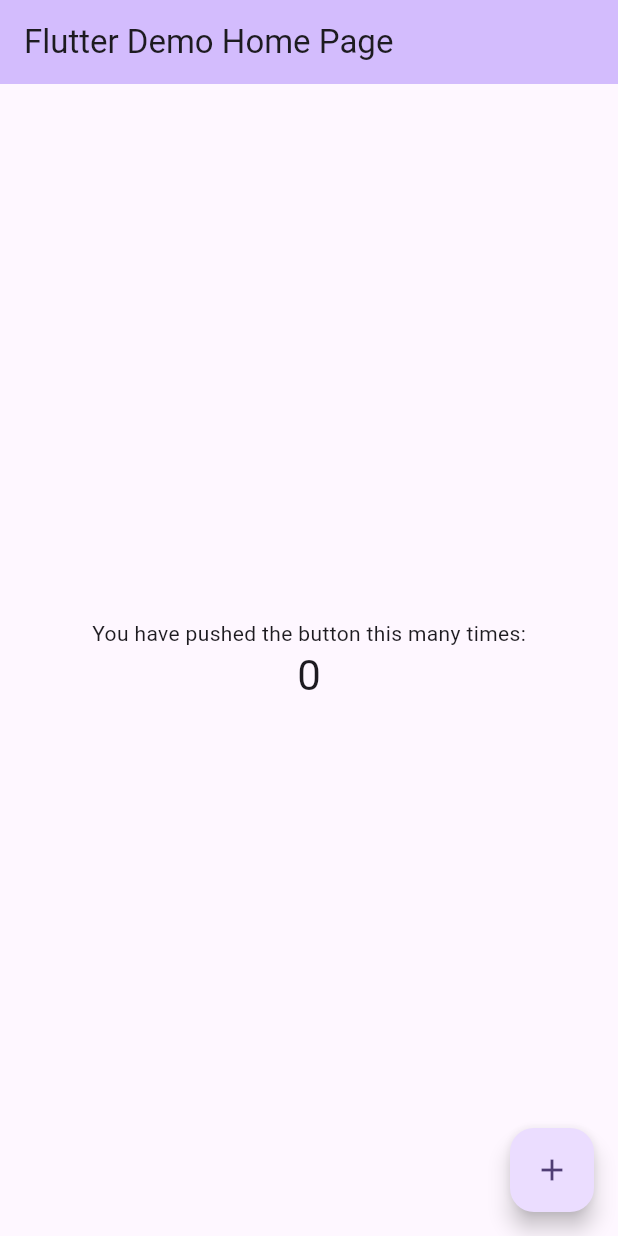
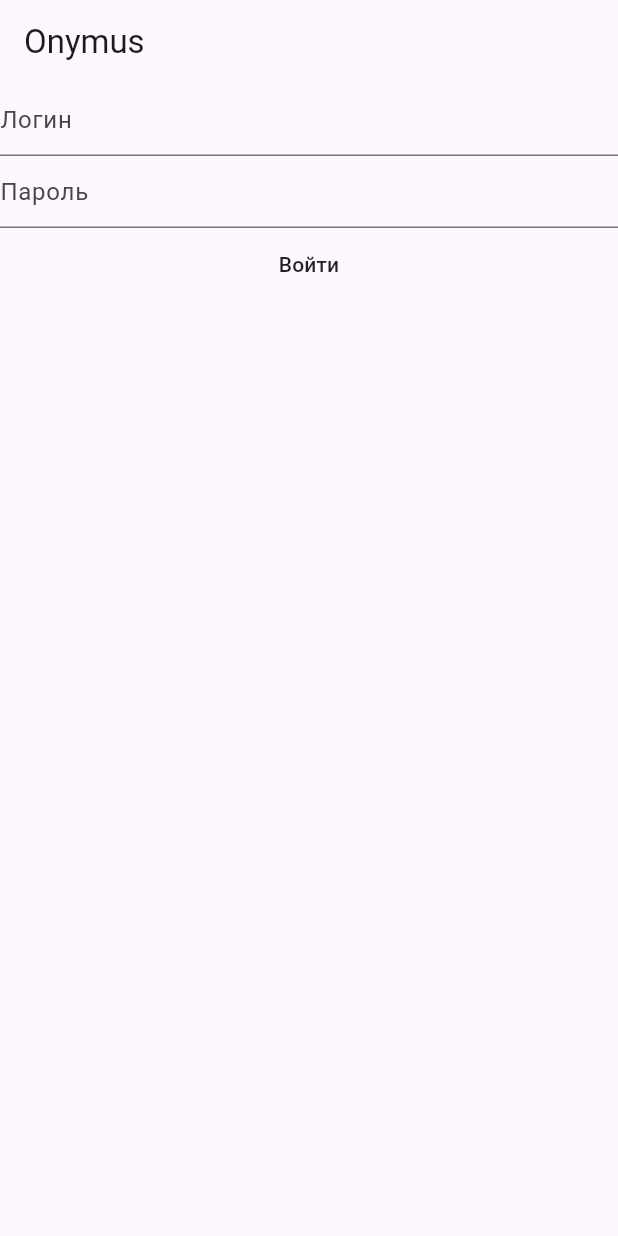
Before and after one commit to tema0795/nfc, a Flutter app: the screen it shows after launch, on a phone screen of 412 x 824 dp. Run offline on Flutter 3.47's test engine with Material 3 defaults, Android fonts, the light colour scheme and no system bars.

Commit message:
старания

```diff
--- a/flutter/lib/main.dart
+++ b/flutter/lib/main.dart
@@ -1,122 +1,13 @@
 import 'package:flutter/material.dart';
+import "widgets/Login.dart";
 
 void main() {
-  runApp(const MyApp());
-}
-
-class MyApp extends StatelessWidget {
-  const MyApp({super.key});
-
-  // This widget is the root of your application.
-  @override
-  Widget build(BuildContext context) {
-    return MaterialApp(
-      title: 'Flutter Demo',
-      theme: ThemeData(
-        // This is the theme of your application.
-        //
-        // TRY THIS: Try running your application with "flutter run". You'll see
-        // the application has a purple toolbar. Then, without quitting the app,
-        // try changing the seedColor in the colorScheme below to Colors.green
-        // and then invoke "hot reload" (save your changes or press the "hot
-        // reload" button in a Flutter-supported IDE, or press "r" if you used
-        // the command line to start the app).
-        //
-        // Notice that the counter didn't reset back to zero; the application
-        // state is not lost during the reload. To reset the state, use hot
-        // restart instead.
-        //
-        // This works for code too, not just values: Most code changes can be
-        // tested with just a hot reload.
-        colorScheme: ColorScheme.fromSeed(seedColor: Colors.deepPurple),
-      ),
-      home: const MyHomePage(title: 'Flutter Demo Home Page'),
-    );
-  }
-}
-
-class MyHomePage extends StatefulWidget {
-  const MyHomePage({super.key, required this.title});
-
-  // This widget is the home page of your application. It is stateful, meaning
-  // that it has a State object (defined below) that contains fields that affect
-  // how it looks.
-
-  // This class is the configuration for the state. It holds the values (in this
-  // case the title) provided by the parent (in this case the App widget) and
-  // used by the build method of the State. Fields in a Widget subclass are
-  // always marked "final".
-
-  final String title;
-
-  @override
-  State<MyHomePage> createState() => _MyHomePageState();
-}
-
-class _MyHomePageState extends State<MyHomePage> {
-  int _counter = 0;
-
-  void _incrementCounter() {
-    setState(() {
-      // This call to setState tells the Flutter framework that something has
-      // changed in this State, which causes it to rerun the build method below
-      // so that the display can reflect the updated values. If we changed
-      // _counter without calling setState(), then the build method would not be
-      // called again, and so nothing would appear to happen.
-      _counter++;
-    });
-  }
-
-  @override
-  Widget build(BuildContext context) {
-    // This method is rerun every time setState is called, for instance as done
-    // by the _incrementCounter method above.
-    //
-    // The Flutter framework has been optimized to make rerunning build methods
-    // fast, so that you can just rebuild anything that needs updating rather
-    // than having to individually change instances of widgets.
-    return Scaffold(
-      appBar: AppBar(
-        // TRY THIS: Try changing the color here to a specific color (to
-        // Colors.amber, perhaps?) and trigger a hot reload to see the AppBar
-        // change color while the other colors stay the same.
-        backgroundColor: Theme.of(context).colorScheme.inversePrimary,
-        // Here we take the value from the MyHomePage object that was created by
-        // the App.build method, and use it to set our appbar title.
-        title: Text(widget.title),
-      ),
-      body: Center(
-        // Center is a layout widget. It takes a single child and positions it
-        // in the middle of the parent.
-        child: Column(
-          // Column is also a layout widget. It takes a list of children and
-          // arranges them vertically. By default, it sizes itself to fit its
-          // children horizontally, and tries to be as tall as its parent.
-          //
-          // Column has various properties to control how it sizes itself and
-          // how it positions its children. Here we use mainAxisAlignment to
-          // center the children vertically; the main axis here is the vertical
-          // axis because Columns are vertical (the cross axis would be
-          // horizontal).
-          //
-          // TRY THIS: Invoke "debug painting" (choose the "Toggle Debug Paint"
-          // action in the IDE, or press "p" in the console), to see the
-          // wireframe for each widget.
-          mainAxisAlignment: MainAxisAlignment.center,
-          children: <Widget>[
-            const Text('You have pushed the button this many times:'),
-            Text(
-              '$_counter',
-              style: Theme.of(context).textTheme.headlineMedium,
-            ),
-          ],
+  runApp(
+      MaterialApp(
+        home: Scaffold(
+          appBar: AppBar(title: Text("Onymus")),
+            body: Login(),
         ),
       ),
-      floatingActionButton: FloatingActionButton(
-        onPressed: _incrementCounter,
-        tooltip: 'Increment',
-        child: const Icon(Icons.add),
-      ), // This trailing comma makes auto-formatting nicer for build methods.
-    );
-  }
+  );
 }
--- /dev/null
+++ b/flutter/lib/widgets/Login.dart
@@ -0,0 +1,37 @@
+import 'dart:io';
+
+import 'package:flutter/material.dart';
+
+class Login extends StatefulWidget {
+  const Login({super.key});
+
+  @override
+  State<Login> createState() => _LoginState();
+}
+
+class _LoginState extends State<Login> {
+  String login = "";
+  String password = "";
+
+  @override
+  Widget build(BuildContext context) {
+    return Center(
+      child: Column(
+        children: [
+          TextField(
+            decoration: InputDecoration(hintText: "Логин"),
+            onChanged: (value) => setState(() => login = value),
+          ),
+          TextField(
+            decoration: InputDecoration(hintText: "Пароль"),
+            onChanged: (value) => setState(() => password = value),
+          ),
+          MaterialButton(
+              child: Text("Войти"),
+              onPressed: () => stdout.writeln("$login - $password"),
+          ),
+        ],
+      ),
+    );
+  }
+}
--- a/flutter/pubspec.yaml
+++ b/flutter/pubspec.yaml
@@ -34,6 +34,8 @@ dependencies:
   # The following adds the Cupertino Icons font to your application.
   # Use with the CupertinoIcons class for iOS style icons.
   cupertino_icons: ^1.0.8
+  fluttertoast: ^8.2.12
+  ok_http: ^0.1.0
 
 dev_dependencies:
   flutter_test:
@@ -62,6 +64,9 @@ flutter:
   #   - images/a_dot_burr.jpeg
   #   - images/a_dot_ham.jpeg
 
+  assets:
+    - assets/images/
+
   # An image asset can refer to one or more resolution-specific "variants", see
   # https://flutter.dev/to/resolution-aware-images
 
```
Also changed, not shown: flutter/assets/images/logo.svg (added), flutter/lib/design/image.dart (added), flutter/pubspec.lock, 1 other file.
